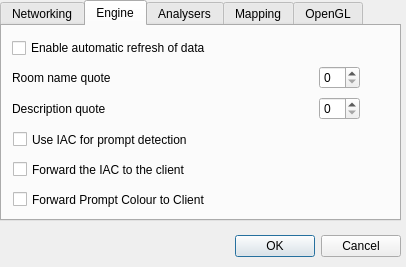
zpc930/pandoramapper, file src/configedit.ui: the form before one commit.
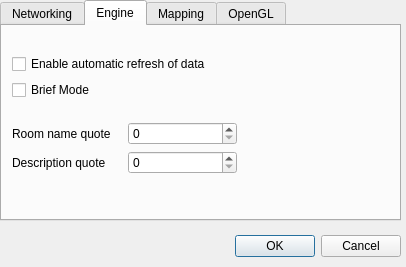
The form after the commit. The open tabs and pages were chosen to show the change.

Commit message: Fixed: enable/disable_online_actions not working Added: configurator emits configurationChanged on every set_conf_mod() call Added: actionManager listens to configuration changed signals and updates all actions on arrival of the signal Added: Berdo's requested duallinker option. Added to all possible places ... Added: Status bar now has a "Rooms Selected" position

```diff
--- a/src/configedit.ui
+++ b/src/configedit.ui
@@ -193,110 +193,13 @@
     <attribute name="title" >
      <string>Engine</string>
     </attribute>
-    <widget class="QWidget" name="layoutWidget" >
+    <widget class="QWidget" name="" >
      <property name="geometry" >
       <rect>
        <x>10</x>
-       <y>10</y>
-       <width>348</width>
-       <height>87</height>
-      </rect>
-     </property>
-     <layout class="QGridLayout" >
-      <property name="margin" >
-       <number>0</number>
-      </property>
-      <property name="spacing" >
-       <number>6</number>
-      </property>
-      <item row="2" column="0" >
-       <widget class="QLabel" name="label_descquote" >
-        <property name="text" >
-         <string>Description quote</string>
-        </property>
-       </widget>
-      </item>
-      <item row="2" column="1" >
-       <widget class="QSpinBox" name="spinBox_descquote" />
-      </item>
-      <item row="1" column="1" >
-       <widget class="QSpinBox" name="spinBox_namequote" />
-      </item>
-      <item row="1" column="0" >
-       <widget class="QLabel" name="label_4" >
-        <property name="text" >
-         <string>Room name quote</string>
-        </property>
-       </widget>
-      </item>
-      <item row="0" column="0" >
-       <widget class="QCheckBox" name="checkBox_autorefresh" >
-        <property name="sizePolicy" >
-         <sizepolicy>
-          <hsizetype>1</hsizetype>
-          <vsizetype>0</vsizetype>
-          <horstretch>1</horstretch>
-          <verstretch>0</verstretch>
-         </sizepolicy>
-        </property>
-        <property name="text" >
-         <string>Enable automatic refresh of data</string>
-        </property>
-       </widget>
-      </item>
-     </layout>
-    </widget>
-    <widget class="QCheckBox" name="checkBox_promptIAC" >
-     <property name="geometry" >
-      <rect>
-       <x>11</x>
-       <y>101</y>
-       <width>236</width>
-       <height>25</height>
-      </rect>
-     </property>
-     <property name="text" >
-      <string>Use IAC for prompt detection</string>
-     </property>
-    </widget>
-    <widget class="QCheckBox" name="checkBox_forwardIAC" >
-     <property name="geometry" >
-      <rect>
-       <x>11</x>
-       <y>131</y>
-       <width>233</width>
-       <height>25</height>
-      </rect>
-     </property>
-     <property name="text" >
-      <string>Forward the IAC to the client</string>
-     </property>
-    </widget>
-    <widget class="QCheckBox" name="checkBox_forwardPromptColour" >
-     <property name="geometry" >
-      <rect>
-       <x>11</x>
-       <y>161</y>
-       <width>259</width>
-       <height>25</height>
-      </rect>
-     </property>
-     <property name="text" >
-      <string>Forward Prompt Colour to Client</string>
-     </property>
-    </widget>
-   </widget>
-   <widget class="QWidget" name="tab" >
-    <attribute name="title" >
-     <string>Analysers</string>
-    </attribute>
-    <widget class="QWidget" name="layoutWidget_3" >
-     <property name="geometry" >
-      <rect>
-       <x>10</x>
-       <y>10</y>
-       <width>131</width>
-       <height>141</height>
+       <y>12</y>
+       <width>225</width>
+       <height>153</height>
       </rect>
      </property>
      <layout class="QVBoxLayout" >
@@ -307,32 +210,52 @@
        <number>6</number>
       </property>
       <item>
-       <widget class="QCheckBox" name="checkBox_brief" >
-        <property name="text" >
-         <string>Brief Mode</string>
-        </property>
-       </widget>
+       <layout class="QVBoxLayout" >
+        <item>
+         <widget class="QCheckBox" name="checkBox_autorefresh" >
+          <property name="sizePolicy" >
+           <sizepolicy vsizetype="Fixed" hsizetype="Minimum" >
+            <horstretch>1</horstretch>
+            <verstretch>0</verstretch>
+           </sizepolicy>
+          </property>
+          <property name="text" >
+           <string>Enable automatic refresh of data</string>
+          </property>
+         </widget>
+        </item>
+        <item>
+         <widget class="QCheckBox" name="checkBox_brief" >
+          <property name="text" >
+           <string>Brief Mode</string>
+          </property>
+         </widget>
+        </item>
+       </layout>
       </item>
       <item>
-       <widget class="QCheckBox" name="checkBox_desc" >
-        <property name="text" >
-         <string>Desc Check</string>
-        </property>
-       </widget>
-      </item>
-      <item>
-       <widget class="QCheckBox" name="checkBox_exits" >
-        <property name="text" >
-         <string>Exits Check</string>
-        </property>
-       </widget>
-      </item>
-      <item>
-       <widget class="QCheckBox" name="checkBox_terrain" >
-        <property name="text" >
-         <string>Terrain Check</string>
-        </property>
-       </widget>
+       <layout class="QGridLayout" >
+        <item row="0" column="0" >
+         <widget class="QLabel" name="label_4" >
+          <property name="text" >
+           <string>Room name quote</string>
+          </property>
+         </widget>
+        </item>
+        <item row="0" column="1" >
+         <widget class="QSpinBox" name="spinBox_namequote" />
+        </item>
+        <item row="1" column="0" >
+         <widget class="QLabel" name="label_descquote" >
+          <property name="text" >
+           <string>Description quote</string>
+          </property>
+         </widget>
+        </item>
+        <item row="1" column="1" >
+         <widget class="QSpinBox" name="spinBox_descquote" />
+        </item>
+       </layout>
       </item>
      </layout>
     </widget>
@@ -410,7 +333,7 @@
       </item>
      </layout>
     </widget>
-    <widget class="QWidget" name="" >
+    <widget class="QWidget" name="layoutWidget" >
      <property name="geometry" >
       <rect>
        <x>20</x>
@@ -426,6 +349,18 @@
       <property name="spacing" >
        <number>6</number>
       </property>
+      <property name="leftMargin" >
+       <number>0</number>
+      </property>
+      <property name="topMargin" >
+       <number>0</number>
+      </property>
+      <property name="rightMargin" >
+       <number>0</number>
+      </property>
+      <property name="bottomMargin" >
+       <number>0</number>
+      </property>
       <item>
        <widget class="QCheckBox" name="checkShowNotes" >
         <property name="text" >
```
Left out of the diff: 144 changed lines with no effect on the pictures. The commit also changes 13 other files.
